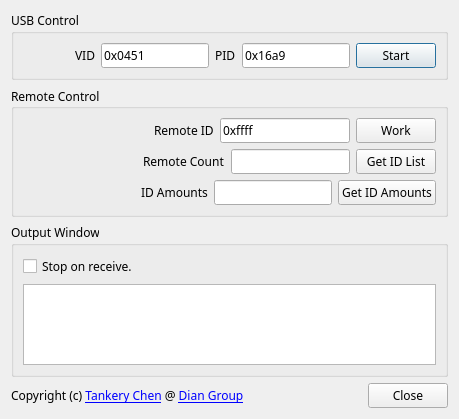
Above: src/testDianVote/testdianvote.ui from FrankieChan885/dian-zigbee-vote before the change. Below: the same form after it.
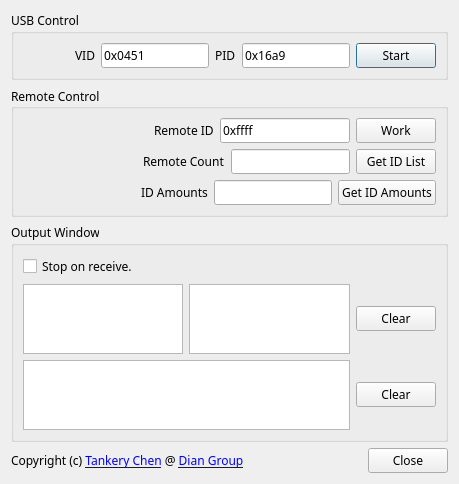
That is the form after the change.

```diff
--- a/src/testDianVote/testdianvote.ui
+++ b/src/testDianVote/testdianvote.ui
@@ -7,7 +7,7 @@
     <x>0</x>
     <y>0</y>
     <width>459</width>
-    <height>419</height>
+    <height>441</height>
    </rect>
   </property>
   <property name="font">
@@ -236,6 +236,8 @@
        </widget>
       </item>
       <item>
+       <layout class="QHBoxLayout" name="dispDataLayout">
+        <item>
        <widget class="QTextEdit" name="output">
         <property name="font">
          <font>
@@ -243,9 +245,35 @@
          </font>
         </property>
         <property name="readOnly">
-         <bool>true</bool>
-        </property>
-       </widget>
+           <bool>false</bool>
+          </property>
+         </widget>
+        </item>
+        <item>
+         <widget class="QTextEdit" name="rollcall"/>
+        </item>
+        <item>
+         <widget class="QPushButton" name="clearData">
+          <property name="text">
+           <string>Clear</string>
+          </property>
+         </widget>
+        </item>
+       </layout>
+      </item>
+      <item>
+       <layout class="QHBoxLayout" name="horizontalLayout_5">
+        <item>
+         <widget class="QTextEdit" name="message"/>
+        </item>
+        <item>
+         <widget class="QPushButton" name="clearMessage">
+          <property name="text">
+           <string>Clear</string>
+          </property>
+         </widget>
+        </item>
+       </layout>
       </item>
      </layout>
     </widget>
```
Lines whose indentation alone changed are shown as unchanged.
